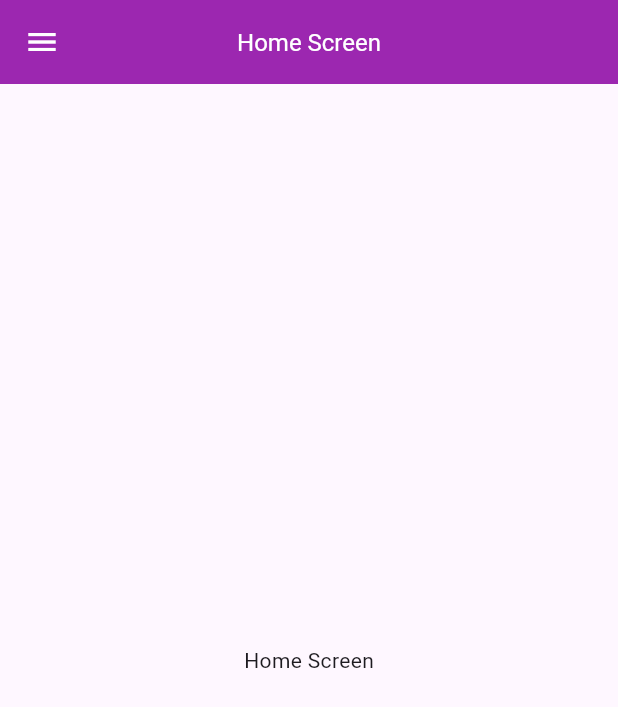
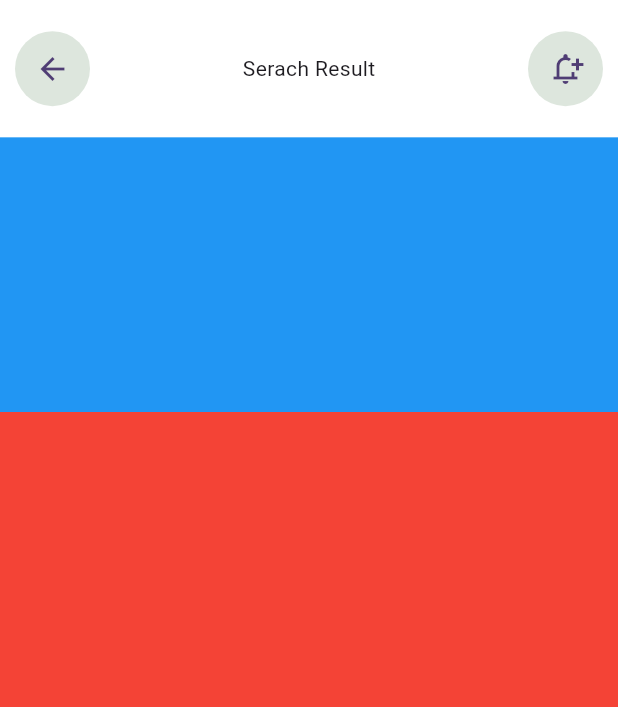
Before and after one commit to zobayerdev/Flutter_Flight-Cards-UI, a Flutter app: the screen it shows after launch, on a phone screen of 412 x 824 dp. Shown: the top 707 px of the screen. Run offline on Flutter 3.47's test engine with Material 3 defaults, Android fonts, the light colour scheme and no system bars; our stand-ins replace device_preview.

Commit message:
top bar is complete

```diff
--- a/lib/home_screen.dart
+++ /dev/null
@@ -1,32 +0,0 @@
-import 'package:flutter/material.dart';
-
-class HomeScreen extends StatefulWidget {
-  const HomeScreen({super.key});
-
-  @override
-  State<HomeScreen> createState() => _HomeScreenState();
-}
-
-class _HomeScreenState extends State<HomeScreen> {
-  @override
-  Widget build(BuildContext context) {
-    return Scaffold(
-      appBar: AppBar(
-        title: const Text(
-          'Home Screen',
-          style: TextStyle(color: Colors.white, fontSize: 16),
-        ),
-        backgroundColor: Colors.purple,
-        foregroundColor: Colors.white,
-        centerTitle: true,
-        leading: IconButton(
-          icon: const Icon(Icons.menu),
-          onPressed: () {},
-        ),
-      ),
-      body: const Center(
-        child: Text('Home Screen'),
-      ),
-    );
-  }
-}
--- a/lib/main.dart
+++ b/lib/main.dart
@@ -1,6 +1,6 @@
 import 'package:flutter/material.dart';
 import 'package:device_preview/device_preview.dart';
-import 'package:flutter_flight_ui/home_screen.dart';
+import 'package:flutter_flight_ui/presentation/flight_screen.dart';
 
 void main() => runApp(
       DevicePreview(
@@ -28,7 +28,7 @@ class MyApp extends StatelessWidget {
         colorScheme: ColorScheme.fromSeed(seedColor: Colors.deepPurple),
         useMaterial3: true,
       ),
-      home: HomeScreen(),
+      home: FlightScreen(),
     );
   }
 }
--- /dev/null
+++ b/lib/presentation/flight_screen.dart
@@ -0,0 +1,55 @@
+import 'package:flutter/material.dart';
+import 'package:flutter_flight_ui/utlis/colors.dart';
+
+class FlightScreen extends StatelessWidget {
+  const FlightScreen({super.key});
+
+  @override
+  Widget build(BuildContext context) {
+    return Scaffold(
+      backgroundColor: ColorPicker.backGroundColor,
+      body: SafeArea(
+        child: Column(
+          children: [
+            Expanded(
+              child: Container(
+                child: const Padding(
+                  padding: EdgeInsets.symmetric(horizontal: 10),
+                  child: Row(
+                    mainAxisAlignment: MainAxisAlignment.spaceBetween,
+                    crossAxisAlignment: CrossAxisAlignment.center,
+                    children: [
+                      CircleAvatar(
+                        radius: 25,
+                        backgroundColor: ColorPicker.lightColor,
+                        child: Icon(Icons.arrow_back),
+                      ),
+                      Text("Serach Result"),
+                      CircleAvatar(
+                        radius: 25,
+                        backgroundColor: ColorPicker.lightColor,
+                        child: Icon(Icons.notification_add_outlined),
+                      ),
+                    ],
+                  ),
+                ),
+              ),
+            ),
+            Expanded(
+              flex: 2,
+              child: Container(
+                color: Colors.blue,
+              ),
+            ),
+            Expanded(
+              flex: 6,
+              child: Container(
+                color: Colors.red,
+              ),
+            ),
+          ],
+        ),
+      ),
+    );
+  }
+}
--- /dev/null
+++ b/lib/utlis/colors.dart
@@ -0,0 +1,6 @@
+import 'package:flutter/material.dart';
+
+class ColorPicker {
+  static const Color backGroundColor = Colors.white;
+  static const Color lightColor = Color.fromRGBO(221, 230, 221, 1);
+}
```
